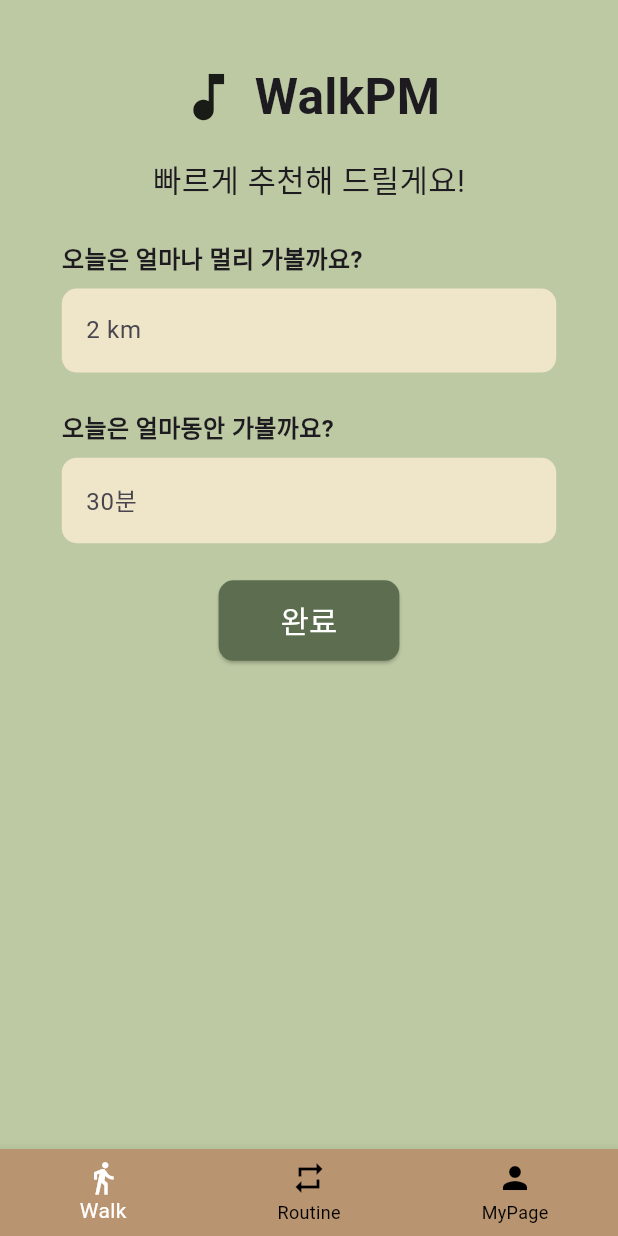
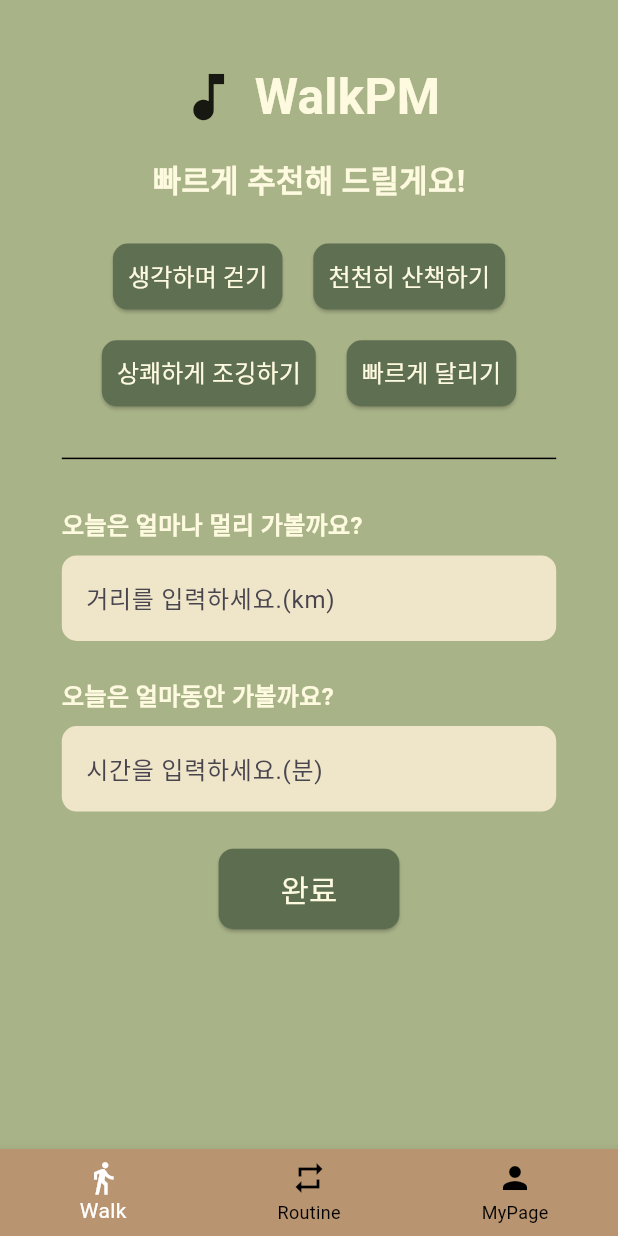
Before and after one commit to jaemin104/WalkPM, a Flutter app: the screen it shows after launch, on a phone screen of 412 x 824 dp. Run offline on Flutter 3.47's test engine with Material 3 defaults, Android fonts, the phone set to English and light mode, and no system bars; our stand-ins replace firebase_core, flutter_dotenv, shared_preferences; missing offline and left inert: spotify_sdk; accounts and stored records are empty; Roboto replaces fonts that are missing (GowunBatang).

Commit message:
디자인 수정 중

```diff
--- a/lib/main.dart
+++ b/lib/main.dart
@@ -222,7 +222,7 @@ class MyApp extends StatelessWidget {
   @override
   Widget build(BuildContext context) {
     return MaterialApp(
-      // debugShowCheckedModeBanner: false,
+      debugShowCheckedModeBanner: false,
       // //home: MainScreen(),
       home: MainScreen(),
       theme: ThemeData(
@@ -287,6 +287,7 @@ class _MainScreenState extends State<MainScreen> {
         selectedItemColor: Colors.white, // 선택된 아이콘과 텍스트 색
         unselectedItemColor: Colors.black, // 선택되지 않은 아이콘과 텍스트 색
       ),
+      floatingActionButton: null,
     );
   }
 }
--- a/lib/screens/walk_goal.dart
+++ b/lib/screens/walk_goal.dart
@@ -49,7 +49,7 @@ class _WalkGoalScreenState extends State<WalkGoalScreen> {
     final screenHeight = MediaQuery.of(context).size.height;
 
     return Scaffold(
-      backgroundColor: const Color(0xFFBDC9A3),
+      backgroundColor: const Color(0xFFA9B388),
       body: SafeArea(
         child: SingleChildScrollView(
           child: Padding(
@@ -68,6 +68,7 @@ class _WalkGoalScreenState extends State<WalkGoalScreen> {
                       style: TextStyle(
                         fontSize: screenWidth * 0.08,
                         fontWeight: FontWeight.bold,
+                        color: Color(0xFFFEFAE0), // 텍스트 색 변경
                       ),
                     ),
                   ],
@@ -75,7 +76,41 @@ class _WalkGoalScreenState extends State<WalkGoalScreen> {
                 SizedBox(height: screenHeight * 0.02),
                 Text(
                   "빠르게 추천해 드릴게요!",
-                  style: TextStyle(fontSize: screenWidth * 0.05),
+                  style: TextStyle(
+                      fontSize: screenWidth * 0.05,
+                      fontWeight: FontWeight.bold,
+                      color: Color(0xFFFEFAE0)), // 텍스트 색 변경
+                ),
+                SizedBox(height: screenHeight * 0.03),
+                // 버튼 4개 배치
+                Column(
+                  children: [
+                    Row(
+                      mainAxisAlignment: MainAxisAlignment.center, // 중앙 정렬
+                      children: [
+                        _buildSpeedButton("생각하며 걷기", 3.0),
+                        SizedBox(width: screenWidth * 0.05), // 버튼 간격
+                        _buildSpeedButton("천천히 산책하기", 4.0),
+                      ],
+                    ),
+                    SizedBox(height: screenHeight * 0.02), // 버튼 간격
+                    Row(
+                      mainAxisAlignment: MainAxisAlignment.center, // 중앙 정렬
+                      children: [
+                        _buildSpeedButton("상쾌하게 조깅하기", 5.5),
+                        SizedBox(width: screenWidth * 0.05), // 버튼 간격
+                        _buildSpeedButton("빠르게 달리기", 7.0),
+                      ],
+                    ),
+                  ],
+                ),
+                SizedBox(height: screenHeight * 0.03),
+                // 가로선 추가
+                Divider(
+                  color: Colors.black, // 가로선 색상
+                  thickness: 1, // 두께
+                  indent: screenWidth * 0.1, // 좌측 여백
+                  endIndent: screenWidth * 0.1, // 우측 여백
                 ),
                 SizedBox(height: screenHeight * 0.03),
                 // 입력 섹션
@@ -86,14 +121,16 @@ class _WalkGoalScreenState extends State<WalkGoalScreen> {
                     children: [
                       _buildInputSection(
                         "오늘은 얼마나 멀리 가볼까요?",
-                        "2 km",
+                        "거리를 입력하세요.(km)",
                         _distanceController,
+                        Color(0xFFFEFAE0), // 텍스트 색 변경
                       ),
                       SizedBox(height: screenHeight * 0.03),
                       _buildInputSection(
                         "오늘은 얼마동안 가볼까요?",
-                        "30분",
+                        "시간을 입력하세요.(분)",
                         _timeController,
+                        Color(0xFFFEFAE0), // 텍스트 색 변경
                       ),
                       SizedBox(height: screenHeight * 0.03),
                       Center(
@@ -129,7 +166,7 @@ class _WalkGoalScreenState extends State<WalkGoalScreen> {
                             "완료",
                             style: TextStyle(
                               fontSize: screenWidth * 0.05,
-                              color: Colors.white,
+                              color: Color(0xFFFEFAE0),
                             ),
                           ),
                         ),
@@ -145,14 +182,15 @@ class _WalkGoalScreenState extends State<WalkGoalScreen> {
     );
   }
 
-  Widget _buildInputSection(
-      String label, String placeholder, TextEditingController controller) {
+  Widget _buildInputSection(String label, String placeholder,
+      TextEditingController controller, Color textColor) {
     return Column(
       crossAxisAlignment: CrossAxisAlignment.start,
       children: [
         Text(
           label,
-          style: const TextStyle(fontSize: 16, fontWeight: FontWeight.w600),
+          style: TextStyle(
+              fontSize: 16, fontWeight: FontWeight.w600, color: textColor),
         ),
         const SizedBox(height: 8),
         TextField(
@@ -170,4 +208,36 @@ class _WalkGoalScreenState extends State<WalkGoalScreen> {
       ],
     );
   }
+
+  Widget _buildSpeedButton(String label, double speed) {
+    return ElevatedButton(
+      onPressed: () {
+        // 계산된 BPM을 넘겨서 결과 화면으로 이동
+        double bpm = _calculateBPM(0.0, speed); // 거리와 시간을 고려하지 않음
+        Navigator.push(
+          context,
+          MaterialPageRoute(
+            builder: (context) => WalkGoalResultScreen(bpm: bpm),
+          ),
+        );
+      },
+      style: ElevatedButton.styleFrom(
+        backgroundColor: const Color(0xFF5F6F52),
+        shape: RoundedRectangleBorder(
+          borderRadius: BorderRadius.circular(10),
+        ),
+        padding: EdgeInsets.symmetric(
+          horizontal: 10,
+          vertical: 10,
+        ),
+      ),
+      child: Text(
+        label,
+        style: TextStyle(
+          fontSize: 16,
+          color: Color(0xFFFEFAE0),
+        ),
+      ),
+    );
+  }
 }
```
Also changed, not shown: lib/screens/routine_select.dart (+33 -29 lines).
